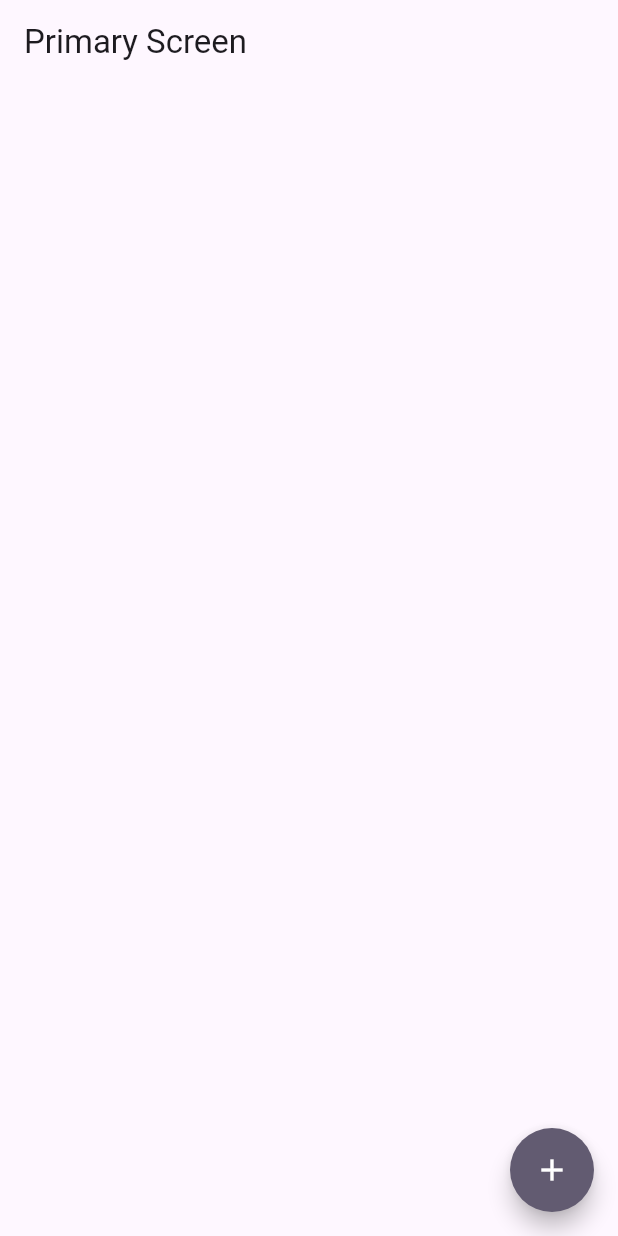
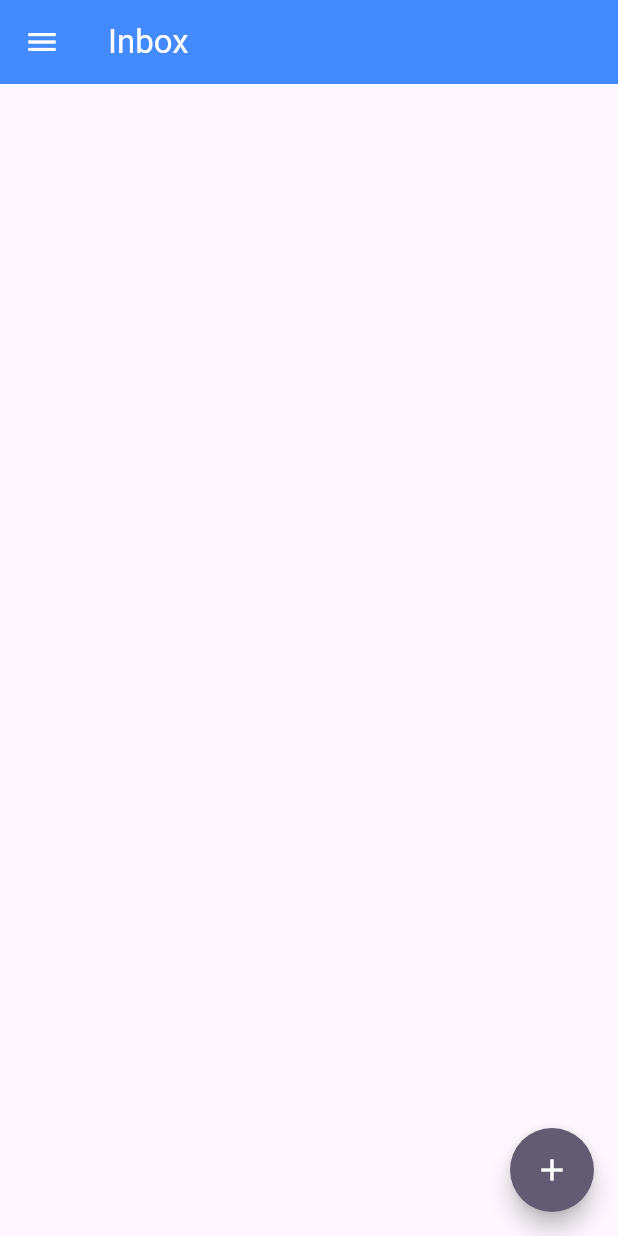
Before and after one commit to Tosin8/design_ui, a Flutter app: the screen it shows after launch, on a phone screen of 412 x 824 dp. Run offline on Flutter 3.47's test engine with Material 3 defaults, Android fonts, the phone set to English and light mode, and no system bars; our stand-ins replace animate_do, badges, flutter_fadein, flutter_svg, font_awesome_flutter, liquid_swipe and 2 more; missing offline and left inert: staggered_grid_view_flutter, vertical_card_pager.

Commit message:
Update container_transform.dart

```diff
--- a/lib/screens/materia_io/container_transform/container_transform.dart
+++ b/lib/screens/materia_io/container_transform/container_transform.dart
@@ -12,7 +12,9 @@ class OpenContainerTransform extends StatelessWidget {
   Widget build(BuildContext context) {
     return Scaffold(
       appBar: AppBar(
-        title: const Text('Primary Screen')
+        backgroundColor: Colors.blueAccent,
+        leading: IconButton(onPressed: (){}, icon: Icon(Icons.menu, color: Colors.white,)),
+        title: const Text('Inbox', style: TextStyle(color: Colors.white),)
       ),
       floatingActionButton: OpenContainer(
 
```
